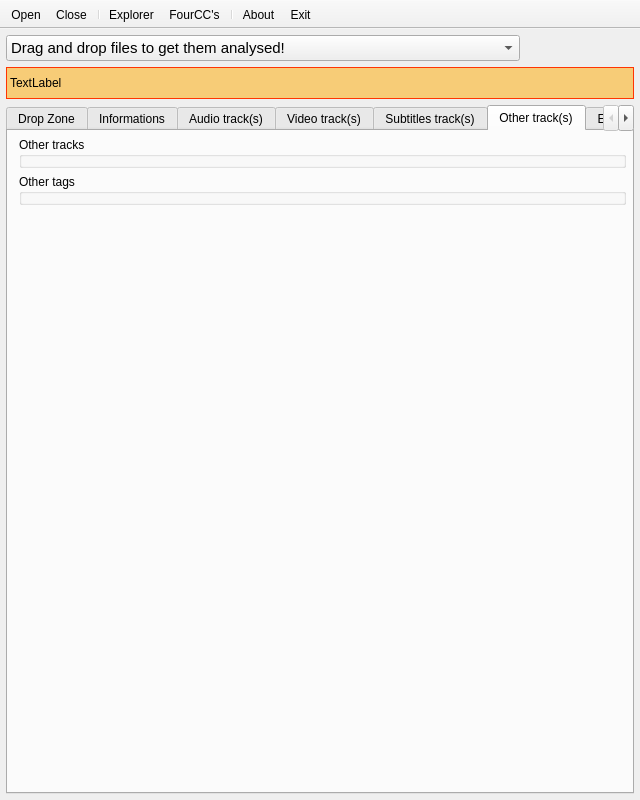
Before: the Qt Designer form mini_analyser/ui/mainwindow.ui in emericg/MiniVideo, drawn with Qt 5.
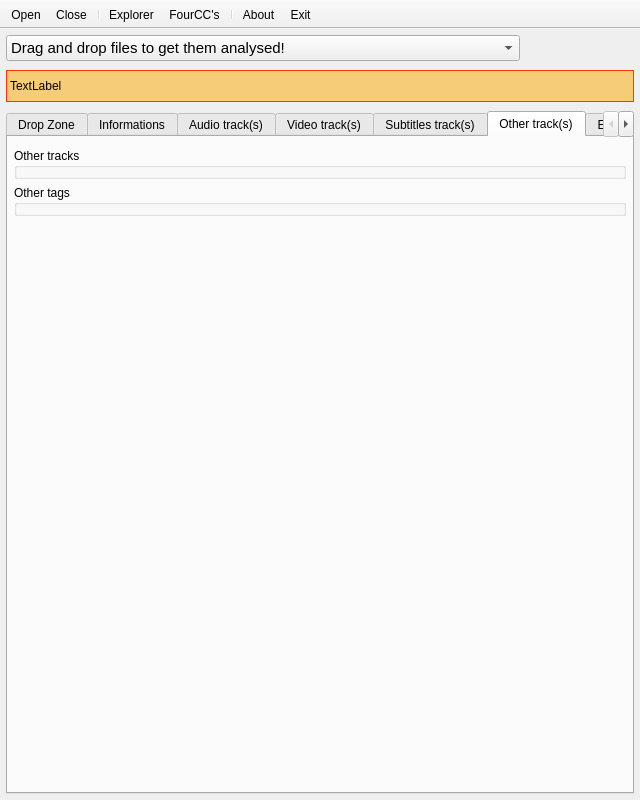
After: the same form once the commit is applied. The open tabs and pages were chosen to show the change. Icons and pictures are not drawn. Custom widgets are drawn as their Qt base class.

```diff
--- a/mini_analyser/ui/mainwindow.ui
+++ b/mini_analyser/ui/mainwindow.ui
@@ -47,7 +47,7 @@
      <number>6</number>
     </property>
     <property name="verticalSpacing">
-     <number>6</number>
+     <number>9</number>
     </property>
     <item row="0" column="3">
      <widget class="QPushButton" name="pushButton_file_exit">
@@ -3097,7 +3097,7 @@
         <string>Other track(s)</string>
        </attribute>
        <layout class="QVBoxLayout" name="verticalLayout_9">
-        <property name="topMargin">
+        <property name="leftMargin">
          <number>6</number>
         </property>
         <property name="rightMargin">
```
Left out of the diff: 146 changed lines with no effect on the pictures.
